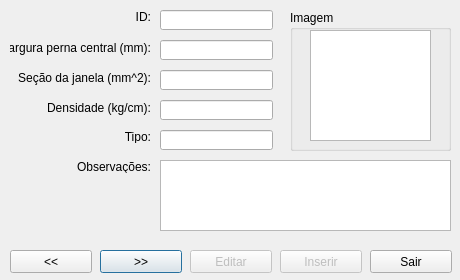
Before: the Qt Designer form windowlamina.ui in KyryIx/Helena, drawn with Qt 5.
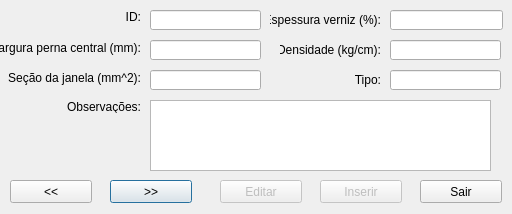
After: the same form once the commit is applied. Icons and pictures are not drawn.

What changed in the file:
```diff
--- a/windowlamina.ui
+++ b/windowlamina.ui
@@ -6,20 +6,20 @@
    <rect>
     <x>0</x>
     <y>0</y>
-    <width>460</width>
-    <height>280</height>
+    <width>512</width>
+    <height>214</height>
    </rect>
   </property>
   <property name="minimumSize">
    <size>
-    <width>460</width>
-    <height>280</height>
+    <width>512</width>
+    <height>214</height>
    </size>
   </property>
   <property name="maximumSize">
    <size>
-    <width>460</width>
-    <height>280</height>
+    <width>512</width>
+    <height>214</height>
    </size>
   </property>
   <property name="windowTitle">
@@ -32,7 +32,7 @@
   <widget class="QLabel" name="label_id">
    <property name="geometry">
     <rect>
-     <x>10</x>
+     <x>0</x>
      <y>10</y>
      <width>141</width>
      <height>13</height>
@@ -48,7 +48,7 @@
   <widget class="QLabel" name="label_width">
    <property name="geometry">
     <rect>
-     <x>10</x>
+     <x>0</x>
      <y>40</y>
      <width>141</width>
      <height>16</height>
@@ -64,7 +64,7 @@
   <widget class="QLabel" name="label_area">
    <property name="geometry">
     <rect>
-     <x>10</x>
+     <x>0</x>
      <y>70</y>
      <width>141</width>
      <height>16</height>
@@ -80,10 +80,10 @@
   <widget class="QLabel" name="label_weight">
    <property name="geometry">
     <rect>
-     <x>10</x>
-     <y>100</y>
-     <width>141</width>
-     <height>16</height>
+     <x>280</x>
+     <y>40</y>
+     <width>101</width>
+     <height>20</height>
     </rect>
    </property>
    <property name="text">
@@ -96,10 +96,10 @@
   <widget class="QLabel" name="label_type">
    <property name="geometry">
     <rect>
-     <x>10</x>
-     <y>130</y>
-     <width>141</width>
-     <height>13</height>
+     <x>290</x>
+     <y>70</y>
+     <width>91</width>
+     <height>20</height>
     </rect>
    </property>
    <property name="text">
@@ -112,9 +112,9 @@
   <widget class="QLineEdit" name="lineEdit_id">
    <property name="geometry">
     <rect>
-     <x>160</x>
+     <x>150</x>
      <y>10</y>
-     <width>113</width>
+     <width>111</width>
      <height>20</height>
     </rect>
    </property>
@@ -122,9 +122,9 @@
   <widget class="QLineEdit" name="lineEdit__width">
    <property name="geometry">
     <rect>
-     <x>160</x>
+     <x>150</x>
      <y>40</y>
-     <width>113</width>
+     <width>111</width>
      <height>20</height>
     </rect>
    </property>
@@ -132,9 +132,9 @@
   <widget class="QLineEdit" name="lineEdit_area">
    <property name="geometry">
     <rect>
-     <x>160</x>
+     <x>150</x>
      <y>70</y>
-     <width>113</width>
+     <width>111</width>
      <height>20</height>
     </rect>
    </property>
@@ -142,9 +142,9 @@
   <widget class="QLineEdit" name="lineEdit_weight">
    <property name="geometry">
     <rect>
-     <x>160</x>
-     <y>100</y>
-     <width>113</width>
+     <x>390</x>
+     <y>40</y>
+     <width>111</width>
      <height>20</height>
     </rect>
    </property>
@@ -152,9 +152,9 @@
   <widget class="QLineEdit" name="lineEdit_type">
    <property name="geometry">
     <rect>
-     <x>160</x>
-     <y>130</y>
-     <width>113</width>
+     <x>390</x>
+     <y>70</y>
+     <width>111</width>
      <height>20</height>
     </rect>
    </property>
@@ -162,8 +162,8 @@
   <widget class="QLabel" name="label_observation">
    <property name="geometry">
     <rect>
-     <x>10</x>
-     <y>160</y>
+     <x>0</x>
+     <y>100</y>
      <width>141</width>
      <height>13</height>
     </rect>
@@ -178,9 +178,9 @@
   <widget class="QTextEdit" name="textEdit_observation">
    <property name="geometry">
     <rect>
-     <x>160</x>
-     <y>160</y>
-     <width>291</width>
+     <x>150</x>
+     <y>100</y>
+     <width>341</width>
      <height>71</height>
     </rect>
    </property>
@@ -188,8 +188,8 @@
   <widget class="QPushButton" name="pushButton_after">
    <property name="geometry">
     <rect>
-     <x>100</x>
-     <y>250</y>
+     <x>110</x>
+     <y>180</y>
      <width>82</width>
      <height>23</height>
     </rect>
@@ -204,8 +204,8 @@
    </property>
    <property name="geometry">
     <rect>
-     <x>280</x>
-     <y>250</y>
+     <x>320</x>
+     <y>180</y>
      <width>82</width>
      <height>23</height>
     </rect>
@@ -218,7 +218,7 @@
    <property name="geometry">
     <rect>
      <x>10</x>
-     <y>250</y>
+     <y>180</y>
      <width>82</width>
      <height>23</height>
     </rect>
@@ -233,8 +233,8 @@
    </property>
    <property name="geometry">
     <rect>
-     <x>190</x>
-     <y>250</y>
+     <x>220</x>
+     <y>180</y>
      <width>82</width>
      <height>23</height>
     </rect>
@@ -246,8 +246,8 @@
   <widget class="QPushButton" name="pushButton_exit">
    <property name="geometry">
     <rect>
-     <x>370</x>
-     <y>250</y>
+     <x>420</x>
+     <y>180</y>
      <width>82</width>
      <height>23</height>
     </rect>
@@ -256,28 +256,31 @@
     <string>Sair</string>
    </property>
   </widget>
-  <widget class="QGroupBox" name="groupBox">
+  <widget class="QLineEdit" name="lineEdit_thicknessPercent">
    <property name="geometry">
     <rect>
-     <x>290</x>
+     <x>390</x>
      <y>10</y>
-     <width>161</width>
-     <height>141</height>
+     <width>113</width>
+     <height>20</height>
     </rect>
    </property>
-   <property name="title">
-    <string>Imagem</string>
+  </widget>
+  <widget class="QLabel" name="label_thicknessPercent">
+   <property name="geometry">
+    <rect>
+     <x>270</x>
+     <y>10</y>
+     <width>111</width>
+     <height>20</height>
+    </rect>
    </property>
-   <widget class="QGraphicsView" name="graphicsView_image">
-    <property name="geometry">
-     <rect>
-      <x>20</x>
-      <y>20</y>
-      <width>121</width>
-      <height>111</height>
-     </rect>
-    </property>
-   </widget>
+   <property name="text">
+    <string>Espessura verniz (%):</string>
+   </property>
+   <property name="alignment">
+    <set>Qt::AlignRight|Qt::AlignTrailing|Qt::AlignVCenter</set>
+   </property>
   </widget>
  </widget>
  <resources>
```
